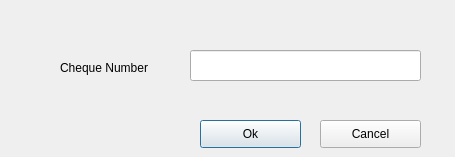
This is ArcApp/addmsd.ui in Arc-Project/Arc as Qt 5 draws it before an edit. The edited form follows.
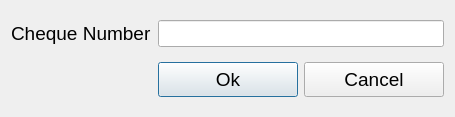
This is the edited form.

Commit message: ui improvements: lunches/wakeup, msd, login

Diff of the .ui file:
```diff
--- a/ArcApp/addmsd.ui
+++ b/ArcApp/addmsd.ui
@@ -7,61 +7,75 @@
     <x>0</x>
     <y>0</y>
     <width>455</width>
-    <height>157</height>
+    <height>117</height>
    </rect>
   </property>
   <property name="windowTitle">
    <string>Dialog</string>
   </property>
-  <widget class="QLineEdit" name="msdChequeNum">
-   <property name="geometry">
-    <rect>
-     <x>190</x>
-     <y>50</y>
-     <width>231</width>
-     <height>31</height>
-    </rect>
-   </property>
-  </widget>
+  <layout class="QGridLayout" name="gridLayout">
+   <item row="0" column="0">
   <widget class="QLabel" name="label">
-   <property name="geometry">
-    <rect>
-     <x>60</x>
-     <y>60</y>
-     <width>101</width>
-     <height>16</height>
-    </rect>
+     <property name="font">
+      <font>
+       <pointsize>14</pointsize>
+      </font>
    </property>
    <property name="text">
     <string>Cheque Number</string>
    </property>
   </widget>
+   </item>
+   <item row="0" column="1">
+    <widget class="QLineEdit" name="msdChequeNum">
+     <property name="font">
+      <font>
+       <pointsize>12</pointsize>
+      </font>
+     </property>
+    </widget>
+   </item>
+   <item row="1" column="1">
+    <layout class="QHBoxLayout" name="horizontalLayout">
+     <item>
   <widget class="QPushButton" name="pushButton">
-   <property name="geometry">
-    <rect>
-     <x>200</x>
-     <y>120</y>
-     <width>101</width>
-     <height>28</height>
-    </rect>
+       <property name="minimumSize">
+        <size>
+         <width>0</width>
+         <height>35</height>
+        </size>
+       </property>
+       <property name="font">
+        <font>
+         <pointsize>14</pointsize>
+        </font>
    </property>
    <property name="text">
     <string>Ok</string>
    </property>
   </widget>
+     </item>
+     <item>
   <widget class="QPushButton" name="pushButton_2">
-   <property name="geometry">
-    <rect>
-     <x>320</x>
-     <y>120</y>
-     <width>101</width>
-     <height>28</height>
-    </rect>
+       <property name="minimumSize">
+        <size>
+         <width>0</width>
+         <height>35</height>
+        </size>
+       </property>
+       <property name="font">
+        <font>
+         <pointsize>14</pointsize>
+        </font>
    </property>
    <property name="text">
     <string>Cancel</string>
    </property>
   </widget>
+     </item>
+    </layout>
+   </item>
+  </layout>
  </widget>
  <resources/>
  <connections/>
```
Lines whose indentation alone changed are shown as unchanged. The commit also changes 4 other files.
